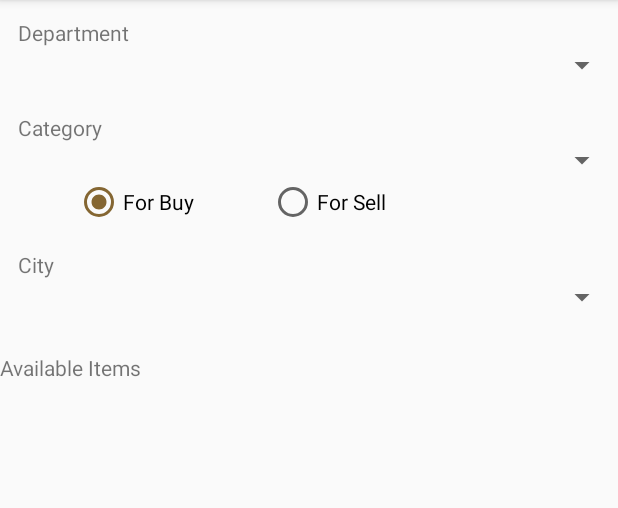
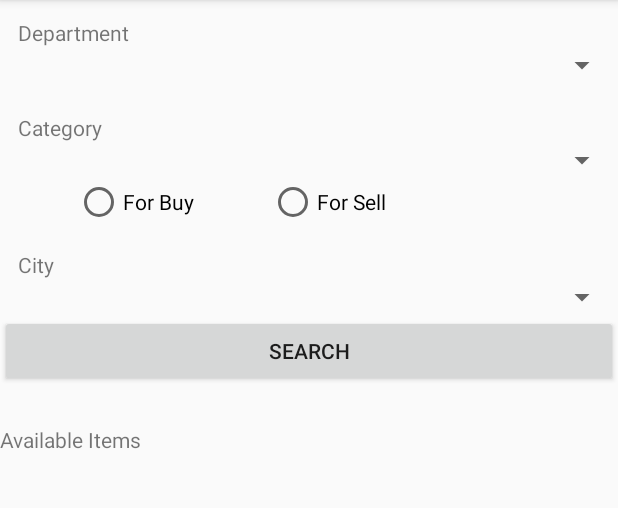
Before and after one commit to valeriikan/Sandop, an Android app: the fragment SearchFragment shown on its own in the app's theme, on a phone screen of 412 x 824 dp, the part 84-592 px from its top. Run offline under Robolectric (Android 15) with nearby library versions, the phone set to English and light mode, and no system bars; our stand-ins replace Firebase (no records; nobody signed in at launch, a user with empty details on screens opened directly).

Commit message:
some trivial changes to resolve search issue

```diff
--- a/app/src/main/res/layout/fragment_search.xml
+++ b/app/src/main/res/layout/fragment_search.xml
@@ -62,7 +62,6 @@
                 android:layout_width="wrap_content"
                 android:layout_height="wrap_content"
                 android:layout_marginLeft="50dp"
-                android:checked="true"
                 android:text="For Buy" />
 
             <RadioButton
@@ -88,6 +87,12 @@
             android:id="@+id/spCity"
             android:layout_width="match_parent"
             android:layout_height="wrap_content" />
+
+        <Button
+            android:id="@+id/btnSearch"
+            android:layout_width="match_parent"
+            android:layout_height="wrap_content"
+            android:text="Search" />
 
 
     </LinearLayout>
```
Also changed, not shown: app/src/main/java/fi/oulu/mobisocial/sandop/SearchFragment.java (+34 -10 lines).
